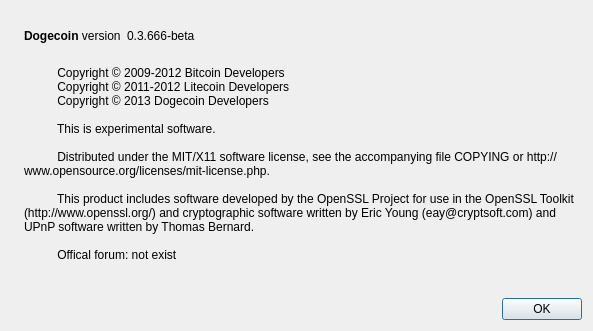
The window that src/qt/forms/aboutdialog.ui (corgicoin/corgicoin) describes before a commit, drawn with Qt 5.
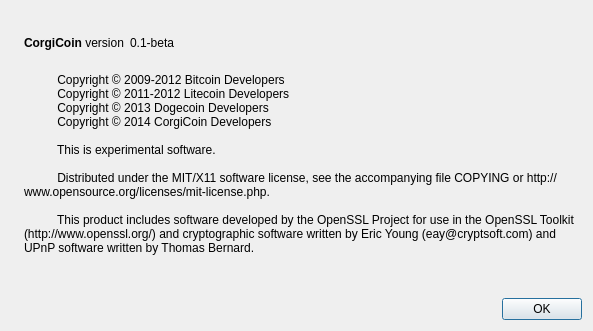
The same window after the commit. Icons and pictures are not drawn.

```diff
--- a/src/qt/forms/aboutdialog.ui
+++ b/src/qt/forms/aboutdialog.ui
@@ -50,7 +50,7 @@
           <cursorShape>IBeamCursor</cursorShape>
          </property>
          <property name="text">
-          <string>&lt;b&gt;Dogecoin&lt;/b&gt; version</string>
+          <string>&lt;b&gt;CorgiCoin&lt;/b&gt; version</string>
          </property>
          <property name="textInteractionFlags">
           <set>Qt::LinksAccessibleByMouse|Qt::TextSelectableByKeyboard|Qt::TextSelectableByMouse</set>
@@ -63,7 +63,7 @@
           <cursorShape>IBeamCursor</cursorShape>
          </property>
          <property name="text">
-          <string notr="true">0.3.666-beta</string>
+          <string notr="true">0.1-beta</string>
          </property>
          <property name="textFormat">
           <enum>Qt::RichText</enum>
@@ -98,14 +98,13 @@
           Copyright © 2009-2012 Bitcoin Developers
           Copyright © 2011-2012 Litecoin Developers
           Copyright © 2013 Dogecoin Developers
+          Copyright © 2014 CorgiCoin Developers
 
           This is experimental software.
 
           Distributed under the MIT/X11 software license, see the accompanying file COPYING or http://www.opensource.org/licenses/mit-license.php.
 
           This product includes software developed by the OpenSSL Project for use in the OpenSSL Toolkit (http://www.openssl.org/) and cryptographic software written by Eric Young (eay@cryptsoft.com) and UPnP software written by Thomas Bernard.
-
-          Offical forum: not exist
         </string>
        </property>
        <property name="wordWrap">
```
Left out of the diff: 2 changed lines with no effect on the pictures.
